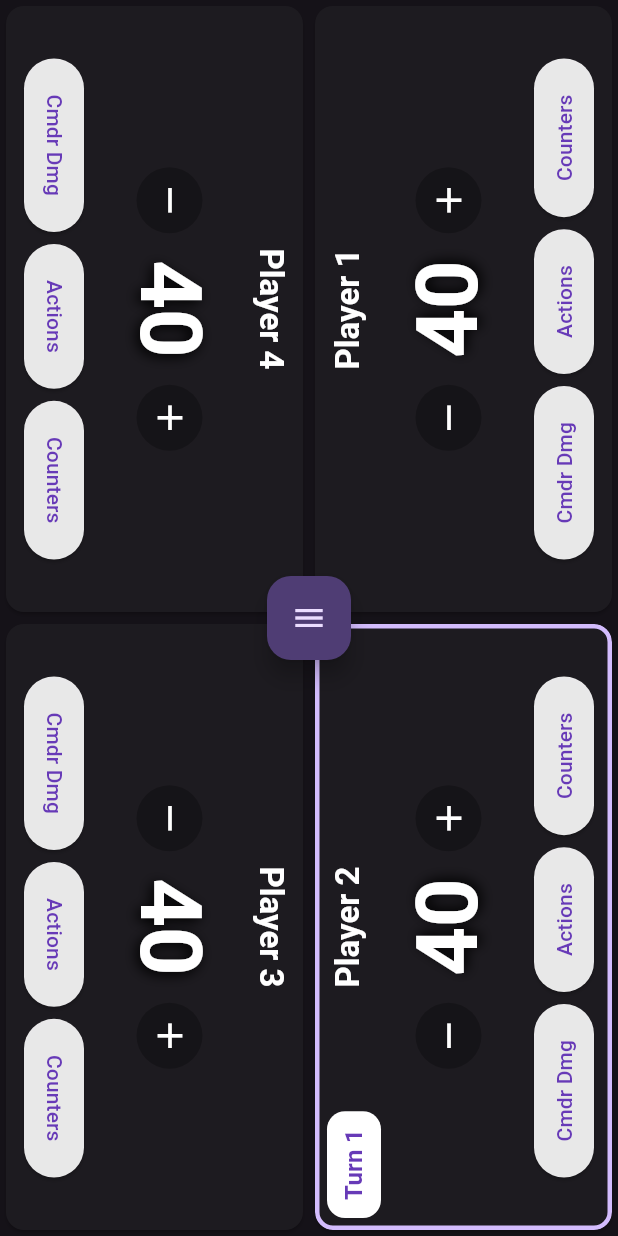
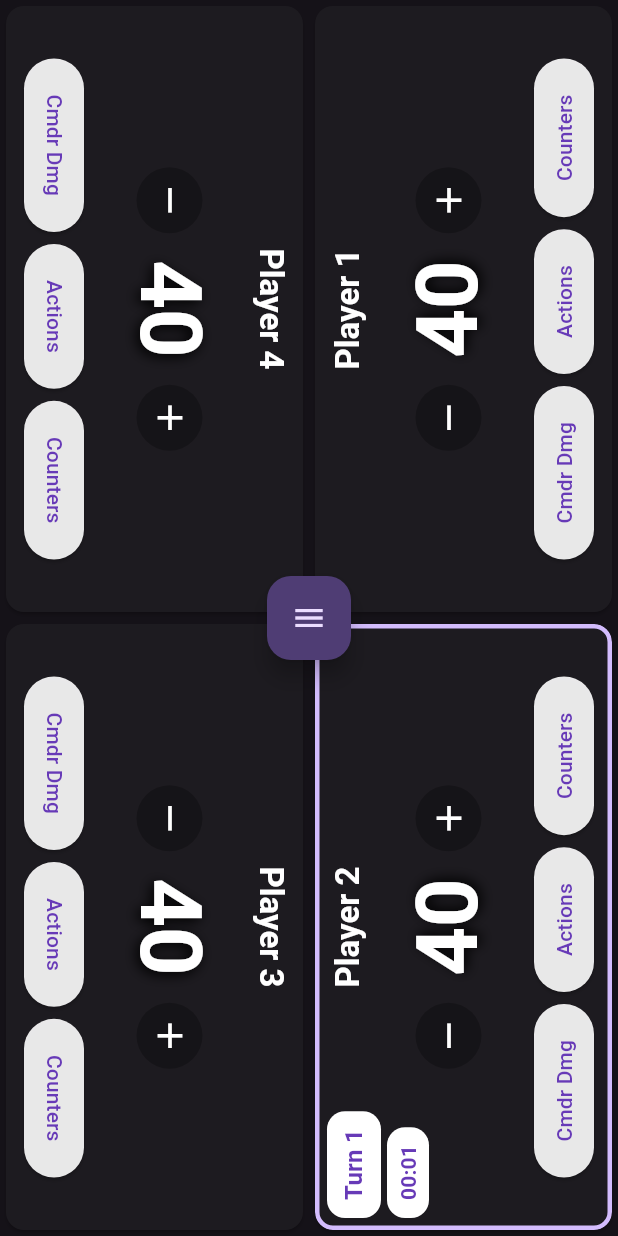
Before and after one commit to ryan-shah/edhtracker, a Flutter app: the screen it shows after launch, after a tap on "Start Game", after a tap on "Player 1", on a phone screen of 412 x 824 dp. Run offline on Flutter 3.47's test engine with Material 3 defaults, Android fonts, the phone set to English and light mode, and no system bars; our stand-ins replace flutter_typeahead, shared_preferences.

Commit message:
turn timer

```diff
--- a/lib/constants.dart
+++ b/lib/constants.dart
@@ -113,6 +113,9 @@ class UIConstants {
   /// Border radius for the turn counter container
   static const double turnCounterBorderRadius = 12.0;
 
+  /// Vertical padding for the turn timer
+  static const double turnTimerVerticalPadding = 4.0;
+
   // ============================================================================
   // Player Counter Types
   // ============================================================================
--- a/lib/game_logger.dart
+++ b/lib/game_logger.dart
@@ -103,11 +103,15 @@ class TurnLogEntry {
   final int turnNumber;
   final int activePlayerIndex;
   final List<PlayerStateSnapshot> playerStates;
+  final DateTime turnStartTime;
+  final DateTime turnEndTime;
 
   TurnLogEntry({
     required this.turnNumber,
     required this.activePlayerIndex,
     required this.playerStates,
+    required this.turnStartTime,
+    required this.turnEndTime,
   });
 
   Map<String, dynamic> toJson() {
@@ -115,6 +119,8 @@ class TurnLogEntry {
       'turn_number': turnNumber,
       'active_player_index': activePlayerIndex,
       'player_states': playerStates.map((e) => e.toJson()).toList(),
+      'turn_start_time': turnStartTime.toIso8601String(),
+      'turn_end_time': turnEndTime.toIso8601String(),
     };
   }
 }
@@ -123,6 +129,7 @@ class TurnLogEntry {
 class GameLogger {
   final GameSession _session;
   final List<TurnLogEntry> _turnLog = [];
+  DateTime _lastTurnEndTime;
 
   GameLogger({
     required List<String> playerNames,
@@ -140,7 +147,8 @@ class GameLogger {
          unconventionalCommanders: unconventionalCommanders,
          startTime: DateTime.now(),
          endTime: null, // Initialize endTime to null
-       );
+       ),
+       _lastTurnEndTime = DateTime.now(); // Initialize _lastTurnEndTime
 
   /// Records the state of all players at the end of a turn.
   void recordTurn(
@@ -155,13 +163,20 @@ class GameLogger {
         playerStates.add(playerCardState.getCurrentState());
       }
     }
+
+    final currentTurnStartTime = _lastTurnEndTime;
+    final currentTurnEndTime = DateTime.now();
+
     _turnLog.add(
       TurnLogEntry(
         turnNumber: turnNumber,
         activePlayerIndex: activePlayerIndex,
         playerStates: playerStates,
+        turnStartTime: currentTurnStartTime,
+        turnEndTime: currentTurnEndTime,
       ),
     );
+    _lastTurnEndTime = currentTurnEndTime; // Update for the next turn
   }
 
   /// Sets the end time of the game.
@@ -172,7 +187,16 @@ class GameLogger {
   /// Removes the last turn entry and returns the state of the previous turn.
   /// If no turns are left, returns null.
   TurnLogEntry? goToPreviousTurn() {
-    return _turnLog.isNotEmpty ? _turnLog.removeLast() : null;
+    if (_turnLog.isNotEmpty) {
+      final removedEntry = _turnLog.removeLast();
+      if (_turnLog.isNotEmpty) {
+        _lastTurnEndTime = _turnLog.last.turnEndTime;
+      } else {
+        _lastTurnEndTime = _session.startTime;
+      }
+      return removedEntry;
+    }
+    return null;
   }
 
   /// Outputs the entire game log as a JSON string.
@@ -196,4 +220,8 @@ class GameLogger {
   void logLastTurn() {
     print(_turnLog.last.toJson());
   }
+
+  GameSession getSession() {
+    return _session;
+  }
 }
--- a/lib/life_tracker_page.dart
+++ b/lib/life_tracker_page.dart
@@ -1,3 +1,4 @@
+import 'dart:async'; // Import for Timer
 import 'package:flutter/material.dart';
 
 import 'game_logger.dart'; // Import the new game logger
@@ -37,12 +38,18 @@ class _LifeTrackerPageState extends State<LifeTrackerPage> {
   bool _menuOpen = false;
   late GameLogger _gameLogger; // Declare GameLogger instance
 
+  // Turn tracking for timer
+  late DateTime _currentTurnStartTime;
+  Duration _currentTurnDuration = Duration.zero;
+  Timer? _turnTimer;
+
   static const double _menuOffset = 100.0; // Fixed offset from center
 
   @override
   void initState() {
     super.initState();
     _currentPlayerIndex = widget.startingPlayerIndex;
+    _currentTurnStartTime = DateTime.now(); // Initialize turn start time
 
     _gameLogger = GameLogger(
       playerNames: widget.playerNames,
@@ -56,6 +63,24 @@ class _LifeTrackerPageState extends State<LifeTrackerPage> {
     // Increment cardsDrawn for the starting player and then trigger a state update
     WidgetsBinding.instance.addPostFrameCallback((_) {
       _playerCardKeys[_currentPlayerIndex].currentState?.incrementCardsDrawn();
+      _startTurnTimer(); // Start the timer for the first turn
+    });
+  }
+
+  @override
+  void dispose() {
+    _turnTimer?.cancel();
+    super.dispose();
+  }
+
+  void _startTurnTimer() {
+    _turnTimer?.cancel(); // Cancel any existing timer
+    _turnTimer = Timer.periodic(const Duration(seconds: 1), (timer) {
+      if (mounted) {
+        setState(() {
+          _currentTurnDuration = DateTime.now().difference(_currentTurnStartTime);
+        });
+      }
     });
   }
 
@@ -78,6 +103,7 @@ class _LifeTrackerPageState extends State<LifeTrackerPage> {
             TextButton(
               child: const Text('New Game with Same Players'),
               onPressed: () {
+                _turnTimer?.cancel(); // Cancel timer on new game
                 final List<String> initialPlayerNames = [];
                 final List<String> initialPartnerNames = [];
                 final List<bool> initialHasPartner = [];
@@ -117,6 +143,7 @@ class _LifeTrackerPageState extends State<LifeTrackerPage> {
             TextButton(
               child: const Text('New Game (Clear Players)'),
               onPressed: () {
+                _turnTimer?.cancel(); // Cancel timer on new game
                 Navigator.of(context).pushAndRemoveUntil(
                   MaterialPageRoute(
                     builder: (context) => const GameSetupPage(),
@@ -149,6 +176,10 @@ class _LifeTrackerPageState extends State<LifeTrackerPage> {
       }
       // Increment cardsDrawn for the next player
       _playerCardKeys[_currentPlayerIndex].currentState?.incrementCardsDrawn();
+
+      _currentTurnStartTime = DateTime.now(); // Reset turn start time for the new turn
+      _currentTurnDuration = Duration.zero; // Reset duration
+      _startTurnTimer(); // Restart the timer for the new turn
     });
   }
 
@@ -167,10 +198,20 @@ class _LifeTrackerPageState extends State<LifeTrackerPage> {
       if (previousTurnEntry != null) {
         _currentPlayerIndex = previousTurnEntry.activePlayerIndex;
         _turnCount = previousTurnEntry.turnNumber;
+        _currentTurnStartTime = previousTurnEntry.turnStartTime;
+        // The duration shown for a previous turn should be its recorded duration, not elapsed time since now.
+        // However, if we go back to a turn, it becomes the *current* turn again,
+        // so we track its duration from its original start time to "now" until the turn is advanced again.
+        _currentTurnDuration = DateTime.now().difference(_currentTurnStartTime);
+        _startTurnTimer(); // Restart the timer to track the "reverted" turn's duration
       } else {
-        // This case should ideally not be reached if the initial check is correct
-        // but as a fallback, we can reset to the very first state if needed.
-        // For now, it will simply prevent further action if there's no previous state.
+        // Should only happen if _turnLog becomes empty after removing the last entry,
+        // which means we are at the very beginning of the game.
+        _currentPlayerIndex = widget.startingPlayerIndex;
+        _turnCount = 1;
+        _currentTurnStartTime = _gameLogger.getSession().startTime;
+        _currentTurnDuration = Duration.zero;
+        _startTurnTimer(); // Restart timer for the very first turn
       }
     });
   }
@@ -201,6 +242,7 @@ class _LifeTrackerPageState extends State<LifeTrackerPage> {
                           onTurnEnd: _nextTurn,
                           onTurnBack: _previousTurn,
                           turnCount: _turnCount,
+                          currentTurnDuration: _currentPlayerIndex == 0 ? _currentTurnDuration : Duration.zero,
                         ),
                       ),
                     ),
@@ -218,6 +260,7 @@ class _LifeTrackerPageState extends State<LifeTrackerPage> {
                           onTurnEnd: _nextTurn,
                           onTurnBack: _previousTurn,
                           turnCount: _turnCount,
+                          currentTurnDuration: _currentPlayerIndex == 1 ? _currentTurnDuration : Duration.zero,
                         ),
                       ),
                     ),
@@ -239,6 +282,7 @@ class _LifeTrackerPageState extends State<LifeTrackerPage> {
                         onTurnEnd: _nextTurn,
                         onTurnBack: _previousTurn,
                         turnCount: _turnCount,
+                        currentTurnDuration: _currentPlayerIndex == 3 ? _currentTurnDuration : Duration.zero,
                       ),
                     ),
                     Expanded(
@@ -253,6 +297,7 @@ class _LifeTrackerPageState extends State<LifeTrackerPage> {
                         onTurnEnd: _nextTurn,
                         onTurnBack: _previousTurn,
                         turnCount: _turnCount,
+                        currentTurnDuration: _currentPlayerIndex == 2 ? _currentTurnDuration : Duration.zero,
                       ),
                     ),
                   ],
@@ -327,6 +372,7 @@ class _LifeTrackerPageState extends State<LifeTrackerPage> {
                             mini: true,
                             onPressed: () {
                               setState(() => _menuOpen = false);
+                              _turnTimer?.cancel(); // Cancel timer on game end
                               _gameLogger.endGame(); // Call endGame method
                               _gameLogger.logData();
                             },
--- a/lib/player_card.dart
+++ b/lib/player_card.dart
@@ -40,6 +40,9 @@ class PlayerCard extends StatefulWidget {
   /// Current turn number
   final int turnCount;
 
+  /// Duration of the current turn
+  final Duration currentTurnDuration;
+
   const PlayerCard({
     super.key,
     required this.playerIndex,
@@ -51,6 +54,7 @@ class PlayerCard extends StatefulWidget {
     required this.onTurnEnd,
     required this.onTurnBack,
     required this.turnCount,
+    required this.currentTurnDuration,
   });
 
   @override
@@ -362,6 +366,13 @@ class PlayerCardState extends State<PlayerCard> {
 
   @override
   Widget build(BuildContext context) {
+    String formatDuration(Duration duration) {
+      String twoDigits(int n) => n.toString().padLeft(2, '0');
+      final minutes = twoDigits(duration.inMinutes.remainder(60));
+      final seconds = twoDigits(duration.inSeconds.remainder(60));
+      return '$minutes:$seconds';
+    }
+
     return GestureDetector(
       // Tap to advance to next player's turn (if current turn)
       onTap: () {
@@ -671,7 +682,7 @@ class PlayerCardState extends State<PlayerCard> {
                   ),
                 ),
               ),
-            // Turn indicator (shown if current player's turn)
+            // Turn indicator and timer (shown if current player's turn)
             if (widget.isCurrentTurn)
               Positioned(
                 top: UIConstants.turnCounterPositionOffset,
@@ -681,7 +692,13 @@ class PlayerCardState extends State<PlayerCard> {
                 left: (widget.playerIndex == 1 || widget.playerIndex == 3)
                     ? UIConstants.turnCounterPositionOffset
                     : null,
-                child: Container(
+                child: Column(
+                  crossAxisAlignment: (widget.playerIndex == 0 || widget.playerIndex == 2)
+                      ? CrossAxisAlignment.end
+                      : CrossAxisAlignment.start,
+                  mainAxisSize: MainAxisSize.min,
+                  children: [
+                    Container(
                       padding: const EdgeInsets.symmetric(
                         horizontal: UIConstants.turnCounterPadding,
                         vertical: UIConstants.turnCounterVerticalPadding,
@@ -700,6 +717,28 @@ class PlayerCardState extends State<PlayerCard> {
                         ),
                       ),
                     ),
+                    const SizedBox(height: 4),
+                    Container(
+                      padding: const EdgeInsets.symmetric(
+                        horizontal: UIConstants.turnCounterPadding,
+                        vertical: UIConstants.turnTimerVerticalPadding,
+                      ),
+                      decoration: BoxDecoration(
+                        color: UIConstants.turnCounterBackgroundColor,
+                        borderRadius: BorderRadius.circular(
+                          UIConstants.turnCounterBorderRadius,
+                        ),
+                      ),
+                      child: Text(
+                        formatDuration(widget.currentTurnDuration),
+                        style: Theme.of(context).textTheme.titleSmall?.copyWith(
+                          color: UIConstants.turnCounterTextColor,
+                          fontWeight: FontWeight.bold,
+                        ),
+                      ),
+                    ),
+                  ],
+                ),
               ),
           ],
         ),
```
Lines whose indentation alone changed are shown as unchanged.
